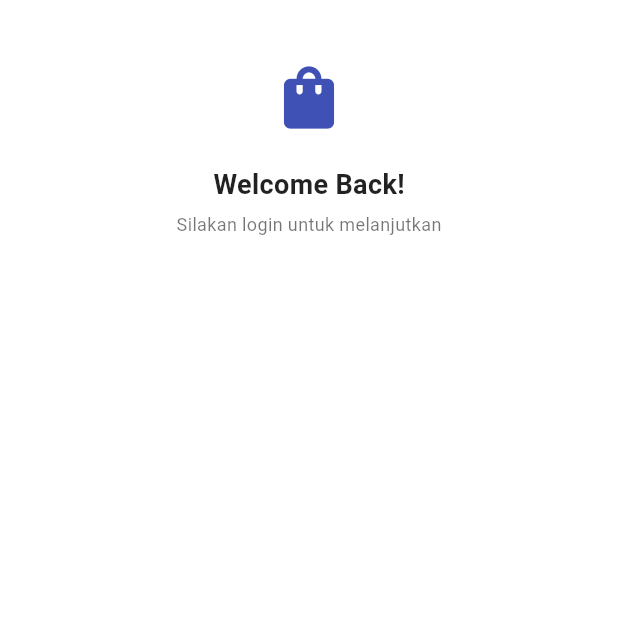
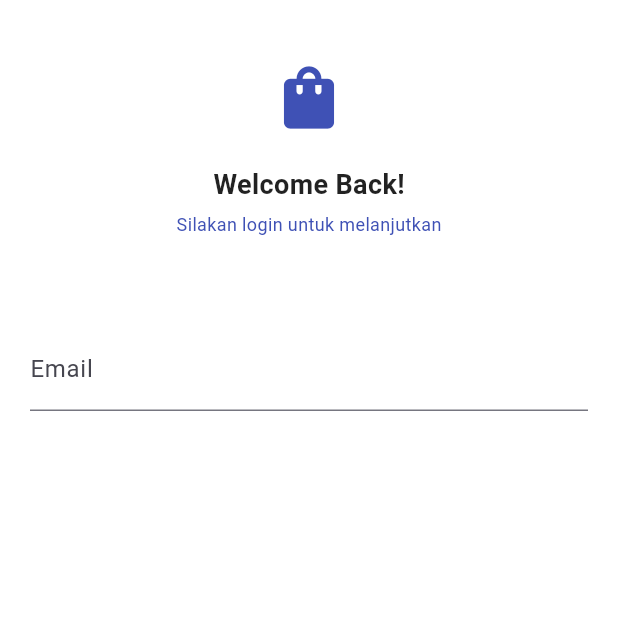
Before and after one commit to Mariariaardyanti/KB1179-1123150050-uts, a Flutter app: the Login screen opened directly, on a phone screen of 412 x 824 dp, the top half of it. Run offline on Flutter 3.47's test engine with Material 3 defaults, Android fonts, the phone set to English and light mode, and no system bars.

Commit message:
feat: label text email

```diff
--- a/lib/screen/login.dart
+++ b/lib/screen/login.dart
@@ -31,9 +31,16 @@ class Login extends StatelessWidget {
                   "Silakan login untuk melanjutkan",
                   style: TextStyle(
                     fontSize: 12,
-                    color: Colors.black54,
+                    color: Colors.indigo,
                   ),
                 ),
+                const SizedBox(height: 60),
+                  TextField(
+                    keyboardType: TextInputType.emailAddress,
+                      decoration: InputDecoration(
+                        labelText: 'Email',
+                      ),
+                      ),
               ],
             ),
           ),
```
